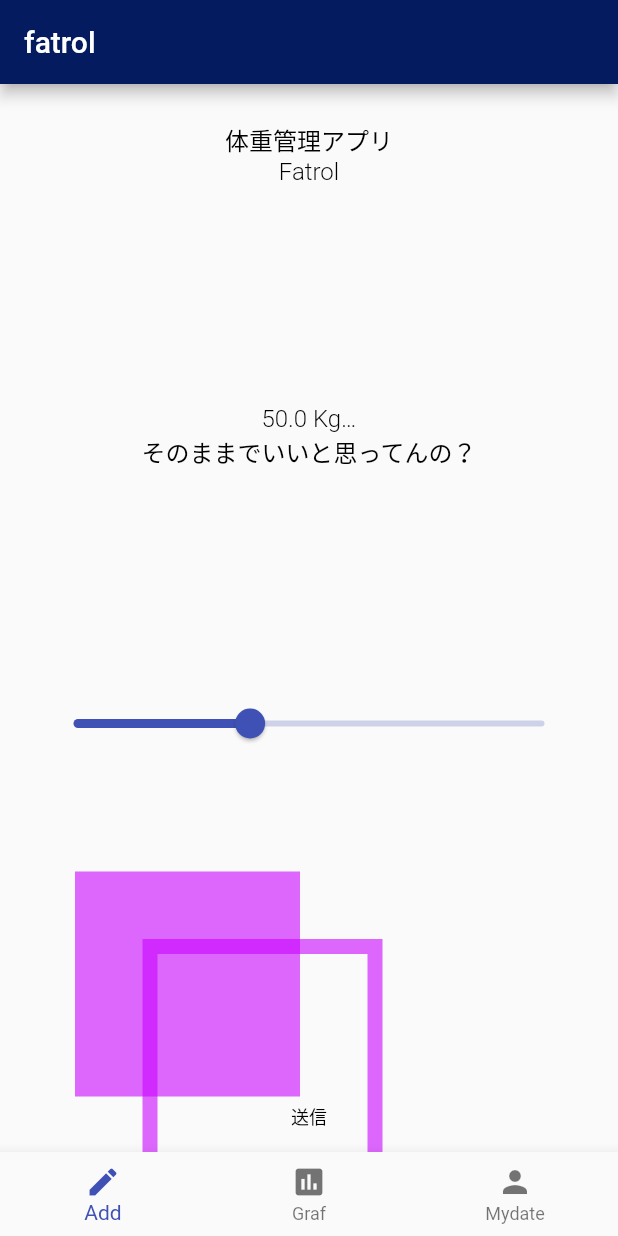
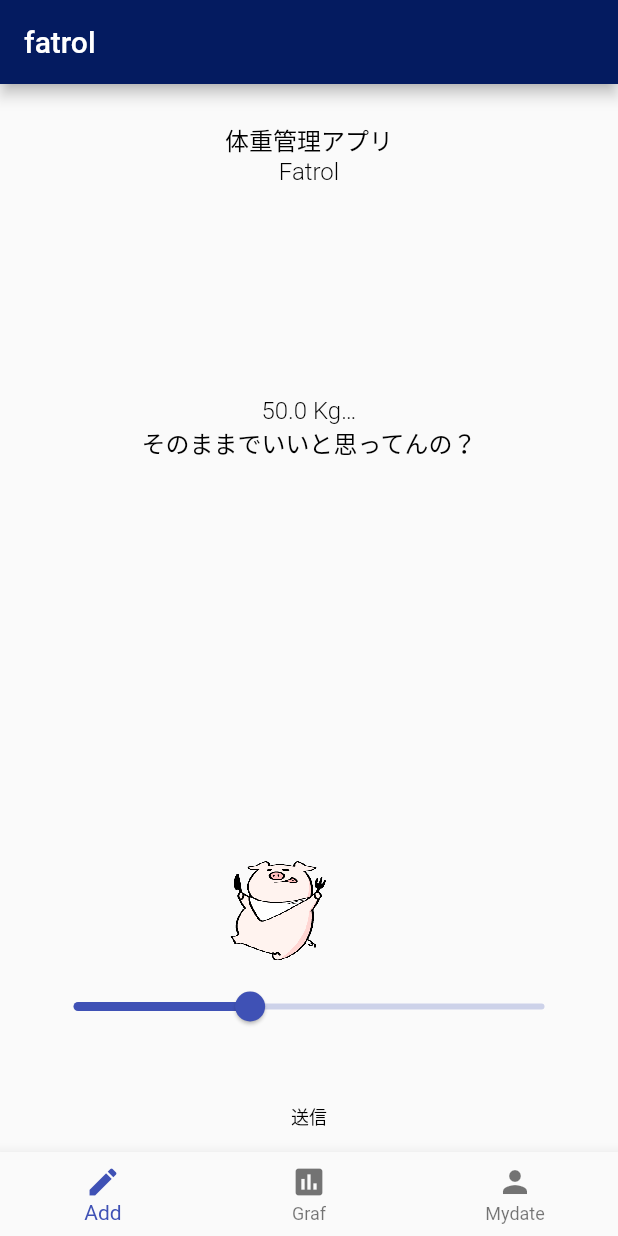
Before and after one commit to mukae9/fat, a Flutter app: the screen it shows after launch, after a tap on "送信", on a phone screen of 412 x 824 dp. Run offline on Flutter 3.47's test engine with Material 2 defaults, Android fonts, the phone set to English and light mode, and no system bars.

Commit message:
イメージ追加

```diff
--- a/lib/main.dart
+++ b/lib/main.dart
@@ -1,5 +1,11 @@
 import 'package:flutter/material.dart';
 import 'package:flutter/gestures.dart';
+import 'package:flutter/services.dart';
+import 'package:flutter/rendering.dart';
+import 'dart:typed_data';
+import 'dart:async';
+import 'dart:ui' as ui;
+
 
 void main() {
   runApp(new MyApp());
@@ -49,6 +55,7 @@ class _MyHomePageState extends State<MyHomePage> {
       ),
       body:
       Column(
+          mainAxisSize: MainAxisSize.min,
           crossAxisAlignment: CrossAxisAlignment.stretch,
           children: <Widget>[
 
@@ -89,6 +96,14 @@ class _MyHomePageState extends State<MyHomePage> {
               ),
 
             ),
+
+               SizedBox(
+
+                  height: 200.0,
+                   child: Center(
+                   child: MyRenderBoxWidget(),
+                )),
+
             Padding(
               padding: EdgeInsets.all(25.0),
               child: Slider(
@@ -109,11 +124,7 @@ class _MyHomePageState extends State<MyHomePage> {
 //                  ),
 
             ),
-            Expanded(
-            child: new SizedBox(
-              height: 200.0,
-              child: MyRenderBoxWidget(),
-            )),
+
 
             FlatButton(key: null,
                 onPressed: buttonPressed,
@@ -209,30 +220,68 @@ class MyRenderBoxWidget extends SingleChildRenderObjectWidget {
 
 class _MyRenderBox extends RenderBox {
 
+  ui.Image _img;
+
+
   @override
   bool hitTest(HitTestResult result, {@required Offset position}) {
     return true;
   }
+
+  _MyRenderBox() {
+    loadAssetImage('fat.png');
+  }
+
+  loadAssetImage(String fname) =>
+      rootBundle.load
+        ("assets/$fname").then((bd) {
+        Uint8List u8lst = Uint8List.view(bd.buffer);
+        ui.instantiateImageCodec(u8lst).then((codec) {
+          codec.getNextFrame().then(
+                  (frameInfo) {
+                _img = frameInfo.image;
+                markNeedsPaint();
+                print("_img created: $_img");
+              }
+          );
+        });
+      });
 
   @override
   void paint(PaintingContext context, Offset offset) {
     Canvas c = context.canvas;
     int dx = offset.dx.toInt();
     int dy = offset.dy.toInt();
+
     Paint p = Paint();
-    p.style = PaintingStyle.fill;
-    p.color = Color.fromARGB(150, 200, 0, 255);
-    Rect r = Rect.fromLTWH(dx + 50.0, dy + 50.0, 150.0, 150.0);
-    c.drawRect(r, p);
-    p.style = PaintingStyle.stroke;
-    p.color = Color.fromARGB(150, 200, 0, 255);
-    p.strokeWidth = 10.0;
-    r = Rect.fromLTWH(dx + 100.0, dy + 100.0, 150.0, 150.0);
-    c.drawRect(r, p);
+
+    Rect r = Rect.fromLTWH(dx + 150.0, dy + 150.0,70.0, 70.0);
+    if (_img != null) {
+      Rect r0 = Rect.fromLTWH(0.0, 0.0, _img.width.toDouble(),
+          _img.height.toDouble());
+          c.drawImageRect(_img, r0, r, p);
+      print('draw _img.');
+    } else {
+      print('_img is null.');
+    }
+
+//    p.style = PaintingStyle.fill;
+//    p.color = Color.fromARGB(150, 200, 0, 255);
+//    Rect r = Rect.fromLTWH(dx + 50.0, dy + 50.0, 150.0, 150.0);
+//    c.drawRect(r, p);
+//    p.style = PaintingStyle.stroke;
+//    p.color = Color.fromARGB(150, 200, 0, 255);
+//    p.strokeWidth = 10.0;
+//    r = Rect.fromLTWH(dx + 100.0, dy + 100.0, 150.0, 150.0);
+//    c.drawRect(r, p);
+//  }
+//
   }
 
+
   @override
-  bool get sizedByParent => true;
+  bool get sizedByParent =>
+      true;
 
   @override
   void performResize() {
--- a/pubspec.yaml
+++ b/pubspec.yaml
@@ -34,6 +34,8 @@ dev_dependencies:
 
 # The following section is specific to Flutter.
 flutter:
+  assets:
+    - assets/fat.png
 
   # The following line ensures that the Material Icons font is
   # included with your application, so that you can use the icons in
```
Also changed, not shown: assets/fat.png (added).
